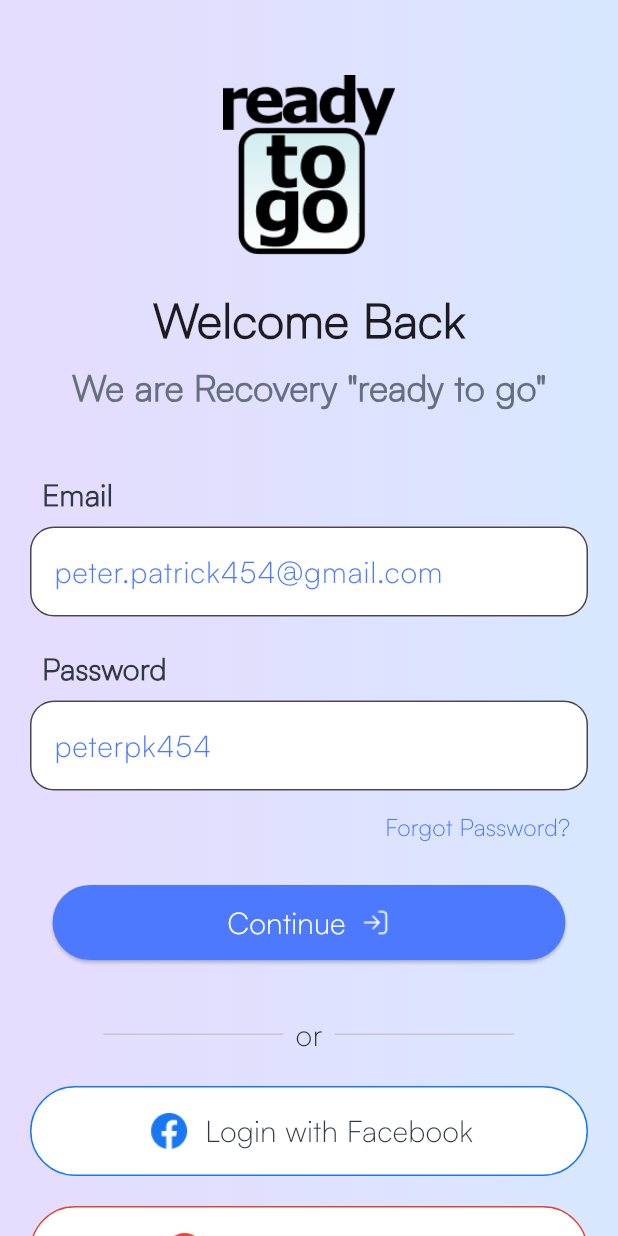
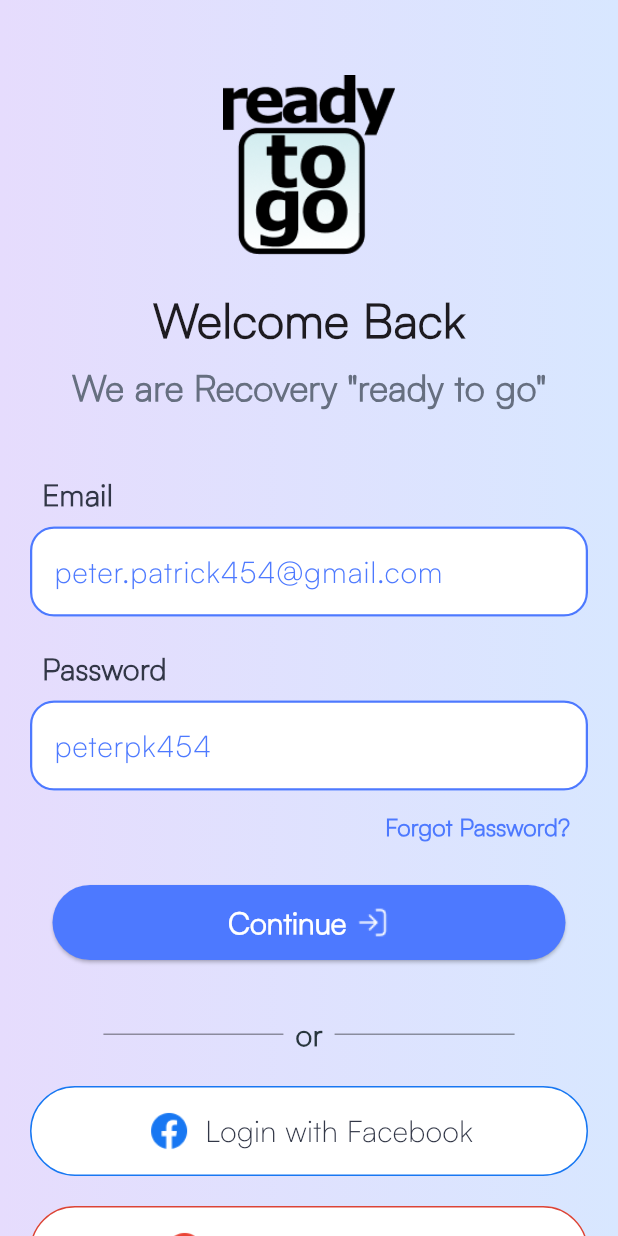
Before and after one commit to mubasheransari/readytogo, a Flutter app: the screen it shows after launch, on a phone screen of 412 x 824 dp. Run offline on Flutter 3.47's test engine with Material 3 defaults, Android fonts, the light colour scheme and no system bars; our stand-ins replace chewie, flutter_bloc, google_fonts, google_maps_flutter, sms_autofill, video_player.

Commit message:
updation on login

```diff
--- a/lib/Features/login_screen.dart
+++ b/lib/Features/login_screen.dart
@@ -47,7 +47,7 @@ class LoginScreen extends StatelessWidget {
                               fontWeight: FontWeight.w700)),
                       const SizedBox(height: 40),
                       CustomTextFieldWidget(
-                        borderColor: Colors.black54,
+                        borderColor: Constants().themeColor,
                         controller: emailController,
                         hintText: 'peter.patrick454@gmail.com',
                         labelText: 'Email',
@@ -56,7 +56,7 @@ class LoginScreen extends StatelessWidget {
                       ),
                       const SizedBox(height: 20),
                       CustomTextFieldWidget(
-                        borderColor: Colors.black54,
+                        borderColor: Constants().themeColor,
                         controller: passwordController,
                         hintText: 'peterpk454',
                         labelText: 'Password',
@@ -72,7 +72,7 @@ class LoginScreen extends StatelessWidget {
                                   color: Constants().themeColor,
                                   fontFamily: 'Satoshi',
                                   fontSize: 16,
-                                  fontWeight: FontWeight.w500)),
+                                  fontWeight: FontWeight.w700)),
                         ),
                       ),
                       const SizedBox(height: 10),
@@ -107,13 +107,13 @@ class LoginScreen extends StatelessWidget {
                                       color: Colors.white,
                                       fontFamily: 'Satoshi',
                                       fontSize: 20,
-                                      fontWeight: FontWeight.w500),
+                                      fontWeight: FontWeight.w700),
                                 ),
-                                const SizedBox(width: 10),
+                                const SizedBox(width: 6),
                                 Image.asset(
                                   'assets/loginbuttonicon.png',
-                                  width: 20,
-                                  height: 20,
+                                  width: 23,
+                                  height: 23,
                                 ),
                               ],
                             ),
@@ -124,7 +124,11 @@ class LoginScreen extends StatelessWidget {
                       Row(
                         mainAxisAlignment: MainAxisAlignment.center,
                         children: const [
-                          SizedBox(width: 120, child: Divider()),
+                          SizedBox(
+                              width: 120,
+                              child: Divider(
+                                color: Colors.black38,
+                              )),
                           Padding(
                             padding: EdgeInsets.only(left: 8.0),
                             child: Text('or',
@@ -132,12 +136,16 @@ class LoginScreen extends StatelessWidget {
                                     fontFamily: 'Satoshi',
                                     fontSize: 20,
                                     color: Color(0xff28363D),
-                                    fontWeight: FontWeight.w400)),
+                                    fontWeight: FontWeight.w600)),
                           ),
                           SizedBox(
                             width: 8,
                           ),
-                          SizedBox(width: 120, child: Divider()),
+                          SizedBox(
+                              width: 120,
+                              child: Divider(
+                                color: Colors.black38,
+                              )),
                         ],
                       ),
                       SizedBox(height: 20),
@@ -236,7 +244,7 @@ class LoginScreen extends StatelessWidget {
                                   fontFamily: 'Satoshi',
                                   fontSize: 20,
                                   color: Color(0xff323747),
-                                  fontWeight: FontWeight.w500)),
+                                  fontWeight: FontWeight.w700)),
                           GestureDetector(
                             onTap: () {
                               Navigator.push(
@@ -249,7 +257,7 @@ class LoginScreen extends StatelessWidget {
                                     fontFamily: 'Satoshi',
                                     fontSize: 20,
                                     color: Constants().themeColor,
-                                    fontWeight: FontWeight.w500)),
+                                    fontWeight: FontWeight.w700)),
                           ),
                         ],
                       ),
--- a/lib/widgets/textfeild_widget.dart
+++ b/lib/widgets/textfeild_widget.dart
@@ -15,8 +15,15 @@ class CustomTextFieldWidget extends StatelessWidget {
     required this.hintText,
     required this.labelText,
     required this.borderColor,
-    required this.hintTextColor
+    required this.hintTextColor,
   }) : super(key: key);
+
+  OutlineInputBorder _buildBorder(Color color, double width) {
+    return OutlineInputBorder(
+      borderRadius: BorderRadius.circular(16.0),
+      borderSide: BorderSide(color: color, width: width),
+    );
+  }
 
   @override
   Widget build(BuildContext context) {
@@ -43,7 +50,7 @@ class CustomTextFieldWidget extends StatelessWidget {
             controller: controller,
             style: TextStyle(
               fontSize: 20,
-              color: borderColor,
+              color: Colors.black,
               fontFamily: 'Satoshi',
             ),
             decoration: InputDecoration(
@@ -56,14 +63,9 @@ class CustomTextFieldWidget extends StatelessWidget {
               ),
               filled: true,
               fillColor: Colors.white,
-              border: OutlineInputBorder(
-                borderRadius: BorderRadius.circular(16.0),
-                borderSide: BorderSide(color: borderColor, width: 1.5),
-              ),
-              focusedBorder: OutlineInputBorder(
-                borderRadius: BorderRadius.circular(16.0),
-                borderSide: BorderSide(color: borderColor, width: 2.0),
-              ),
+              border: _buildBorder(borderColor, 1.5),
+              enabledBorder: _buildBorder(borderColor, 1.5),
+              focusedBorder: _buildBorder(borderColor, 2.0),
             ),
           ),
         ),
@@ -71,3 +73,78 @@ class CustomTextFieldWidget extends StatelessWidget {
     );
   }
 }
+
+
+// import 'package:flutter/material.dart';
+
+// class CustomTextFieldWidget extends StatelessWidget {
+//   final TextEditingController controller;
+//   final String textWidgetText;
+//   final String hintText;
+//   final String labelText;
+//   final Color borderColor;
+//   final Color hintTextColor;
+
+//   const CustomTextFieldWidget({
+//     Key? key,
+//     required this.controller,
+//     required this.textWidgetText,
+//     required this.hintText,
+//     required this.labelText,
+//     required this.borderColor,
+//     required this.hintTextColor
+//   }) : super(key: key);
+
+//   @override
+//   Widget build(BuildContext context) {
+//     return Column(
+//       crossAxisAlignment: CrossAxisAlignment.start,
+//       children: [
+//         Padding(
+//           padding: const EdgeInsets.only(left: 8.0),
+//           child: Text(
+//             textWidgetText,
+//             style: const TextStyle(
+//               fontSize: 20,
+//               fontWeight: FontWeight.w700,
+//               fontFamily: 'Satoshi',
+//               color: Color(0xff323747),
+//             ),
+//           ),
+//         ),
+//         const SizedBox(height: 7),
+//         SizedBox(
+//           width: 376,
+//           height: 60,
+//           child: TextField(
+//             controller: controller,
+//             style: TextStyle(
+//               fontSize: 20,
+//               color: borderColor,
+//               fontFamily: 'Satoshi',
+//             ),
+//             decoration: InputDecoration(
+//               hintText: hintText,
+//               hintStyle: TextStyle(
+//                 color: hintTextColor,
+//                 fontSize: 20,
+//                 fontFamily: 'Satoshi',
+//                 fontWeight: FontWeight.w500,
+//               ),
+//               filled: true,
+//               fillColor: Colors.white,
+//               border: OutlineInputBorder(
+//                 borderRadius: BorderRadius.circular(16.0),
+//                 borderSide: BorderSide(color: borderColor, width: 1.5),
+//               ),
+//               focusedBorder: OutlineInputBorder(
+//                 borderRadius: BorderRadius.circular(16.0),
+//                 borderSide: BorderSide(color: borderColor, width: 2.0),
+//               ),
+//             ),
+//           ),
+//         ),
+//       ],
+//     );
+//   }
+// }
```
